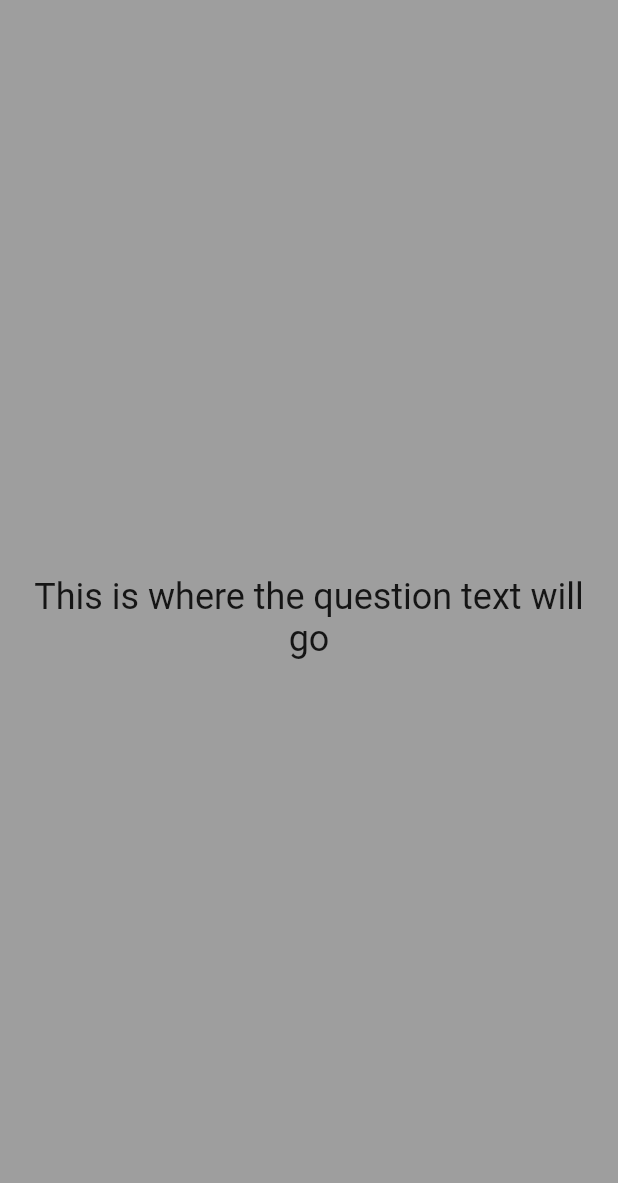
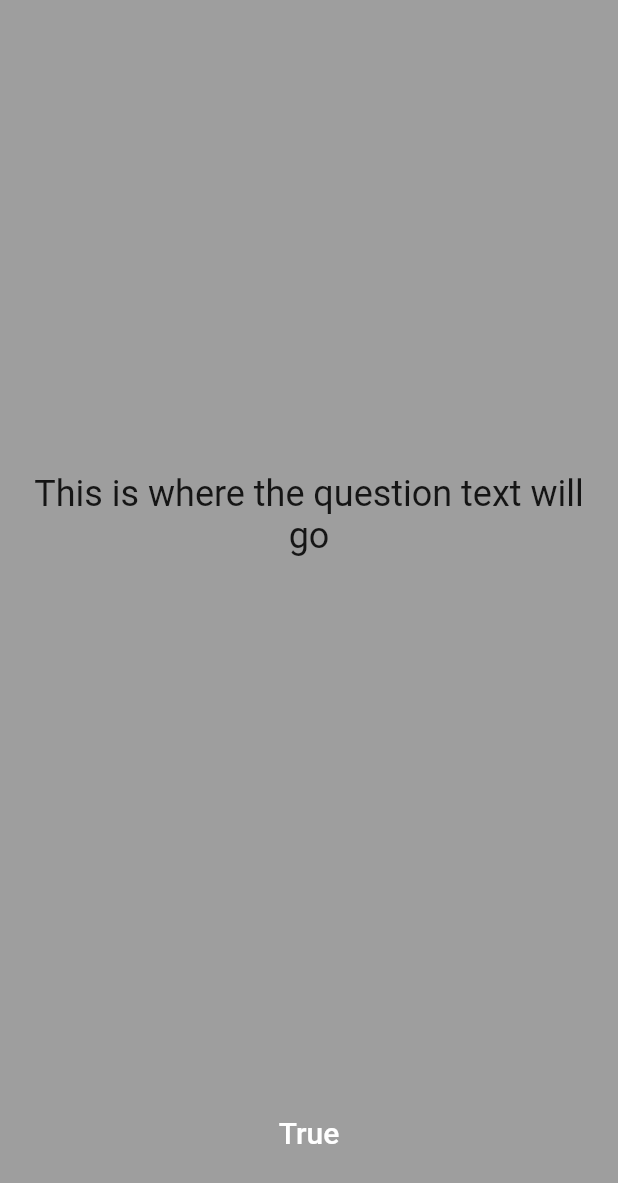
Before and after one commit to vijai-ks/Quizzler, a Flutter app: the screen it shows after launch, on a phone screen of 412 x 824 dp. Shown: the top 1183 px of the screen. Run offline on Flutter 3.47's test engine with Material 2 defaults, Android fonts, the phone set to English and light mode, and no system bars.

Commit message:
feat: quizzler-home: Add true button
Signed-off-by: vijai-ks <vijai.ksv@gmail.com>

```diff
--- a/lib/main.dart
+++ b/lib/main.dart
@@ -14,15 +14,18 @@ class Quizzler extends StatefulWidget {
 class _QuizzlerState extends State<Quizzler> {
   @override
   Widget build(BuildContext context) {
-    return const MaterialApp(
+    return MaterialApp(
       home: Scaffold(
         backgroundColor: Colors.grey,
         body: SafeArea(
+          child: Padding(
+            padding: const EdgeInsets.symmetric(horizontal: 10.0),
             child: Column(
               mainAxisAlignment: MainAxisAlignment.spaceBetween,
               crossAxisAlignment: CrossAxisAlignment.stretch,
               children: [
-              Expanded(
+                const Expanded(
+                  flex: 5,
                   child: Padding(
                     padding: EdgeInsets.all(10.0),
                     child: Center(
@@ -35,8 +38,24 @@ class _QuizzlerState extends State<Quizzler> {
                       ),
                     ),
                   ),
-              )
+                ),
+                Expanded(
+                  child: Padding(
+                    padding: const EdgeInsets.all(20.0),
+                    child: TextButton(
+                      onPressed: () {},
+                      child: const Text(
+                        'True',
+                        style: TextStyle(
+                          color: Colors.white,
+                          fontSize: 20,
+                        ),
+                      ),
+                    ),
+                  ),
+                ),
               ],
+            ),
           ),
         ),
       ),
```
Lines whose indentation alone changed are shown as unchanged.
